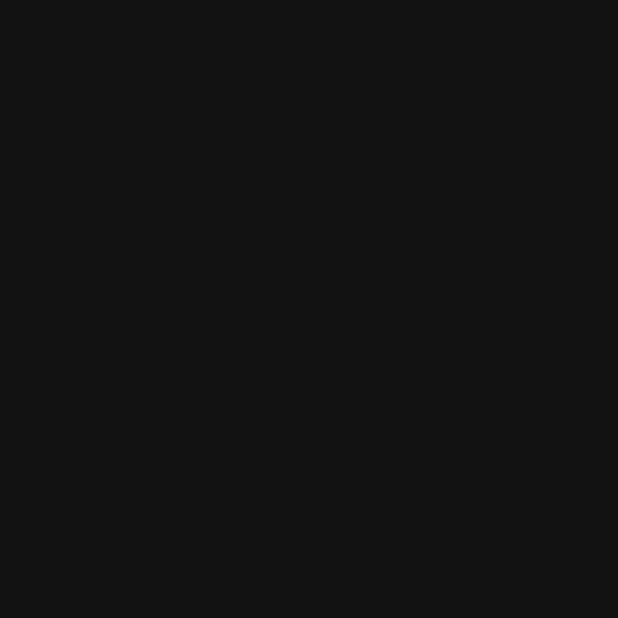
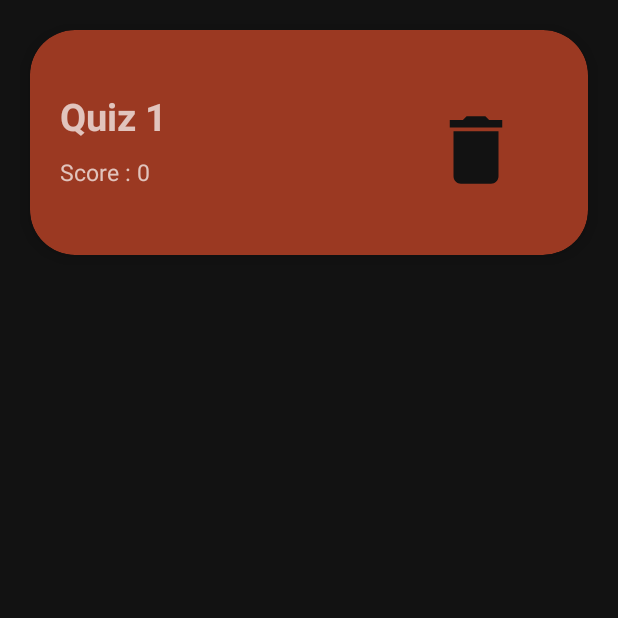
Before and after one commit to itmaybehimm/AppDevAndroid, an Android app: the QuizPreviousActivity screen opened directly, with no data from a screen before it, on a phone screen of 412 x 824 dp, the top half of it. Before the commit the part shown is empty. Run offline under Robolectric (Android 15) with nearby library versions, the phone set to English and light mode, and no system bars; our stand-ins replace Room's generated code.

Commit message:
View Quiz and delete quiz done

```diff
--- a/app/src/main/java/com/example/appdevsneha/activity/main/MainCardAdapter.kt
+++ b/app/src/main/java/com/example/appdevsneha/activity/main/MainCardAdapter.kt
@@ -21,9 +21,5 @@ class MainCardAdapter(
 
     override fun onBindViewHolder(holder: MainCardViewHolder, position: Int) {
         holder.bindNote(notes[position],clickListener,clickListenerDelete)
-//
-//        holder.itemView.setOnClickListener{
-//            clickListener(notes[position])
-//        }
     }
 }
--- a/app/src/main/java/com/example/appdevsneha/activity/quiz/QuizPreviousActivity.kt
+++ b/app/src/main/java/com/example/appdevsneha/activity/quiz/QuizPreviousActivity.kt
@@ -1,21 +1,53 @@
 package com.example.appdevsneha.activity.quiz
 
+import QuizPreviousAdapter
+import android.content.Intent
 import android.os.Bundle
 import androidx.activity.enableEdgeToEdge
 import androidx.appcompat.app.AppCompatActivity
 import androidx.core.view.ViewCompat
 import androidx.core.view.WindowInsetsCompat
+import androidx.lifecycle.LiveData
+import androidx.lifecycle.Observer
+import androidx.lifecycle.ViewModelProvider
+import androidx.recyclerview.widget.LinearLayoutManager
 import com.example.appdevsneha.R
+import com.example.appdevsneha.data.model.Quiz
+import com.example.appdevsneha.data.repository.QuizViewModel
+import com.example.appdevsneha.databinding.ActivityMainBinding
+import com.example.appdevsneha.databinding.ActivityQuizPreviousBinding
 
 class QuizPreviousActivity : AppCompatActivity() {
+    private lateinit var quizes:LiveData<List<Quiz>>
+    private lateinit var quizViewModel: QuizViewModel
+    private lateinit var  binding: ActivityQuizPreviousBinding
     override fun onCreate(savedInstanceState: Bundle?) {
         super.onCreate(savedInstanceState)
+        binding = ActivityQuizPreviousBinding.inflate(layoutInflater)
         enableEdgeToEdge()
-        setContentView(R.layout.activity_quiz_previous)
+        setContentView(binding.root)
         ViewCompat.setOnApplyWindowInsetsListener(findViewById(R.id.main)) { v, insets ->
             val systemBars = insets.getInsets(WindowInsetsCompat.Type.systemBars())
             v.setPadding(systemBars.left, systemBars.top, systemBars.right, systemBars.bottom)
             insets
         }
+
+        quizViewModel= ViewModelProvider(this)[QuizViewModel::class.java]
+        quizes=quizViewModel.readAllQuizes()
+
+        populateQuizes()
+    }
+
+    private fun populateQuizes(){
+        quizes.observe(this, Observer { quizes ->
+            if (quizes != null) {
+                binding.recyclerView.apply {
+                    layoutManager = LinearLayoutManager(applicationContext)
+                    adapter = QuizPreviousAdapter(quizes,{ quiz ->
+                        quizViewModel.deleteQuiz(quiz)
+                    })
+                }
+            }
+        })
     }
 }
--- /dev/null
+++ b/app/src/main/java/com/example/appdevsneha/activity/quiz/QuizPreviousAdapter.kt
@@ -0,0 +1,41 @@
+import android.view.LayoutInflater
+import android.view.View
+import android.view.ViewGroup
+import android.widget.TextView
+import androidx.recyclerview.widget.RecyclerView
+import com.example.appdevsneha.activity.main.MainCardViewHolder
+import com.example.appdevsneha.data.model.Note
+import com.example.appdevsneha.data.model.Quiz
+import com.example.appdevsneha.databinding.MainCardCellBinding
+import com.example.appdevsneha.databinding.QuizPreviousRowBinding
+
+class QuizPreviousAdapter(private val quizes: List<Quiz>,private val clickListenerDelete:(Quiz)->Unit) :
+    RecyclerView.Adapter<QuizPreviousAdapter.QuizPreviousViewHolder>() {
+    class QuizPreviousViewHolder(private val cellBinding: QuizPreviousRowBinding,) : RecyclerView.ViewHolder(cellBinding.root) {
+        fun bindNote(quiz: Quiz, clickListenerDelete:(Quiz)->Unit){
+            cellBinding.quizName.text = buildString {
+                append("Quiz ")
+                append(quiz.id.toString())
+            }
+            cellBinding.quizScore.text = buildString {
+                append("Score : ")
+                append(quiz.score)
+            }
+
+            cellBinding.deleteQuizButton.setOnClickListener{clickListenerDelete(quiz)}
+        }
+    }
+
+    override fun onCreateViewHolder(parent: ViewGroup, viewType: Int): QuizPreviousViewHolder {
+        val from = LayoutInflater.from(parent.context)
+        val binding= QuizPreviousRowBinding.inflate(from,parent,false)
+        return QuizPreviousViewHolder(binding)
+    }
+
+    override fun getItemCount(): Int =quizes.size
+
+    override fun onBindViewHolder(holder: QuizPreviousViewHolder, position: Int) {
+        holder.bindNote(quizes[position],clickListenerDelete)
+    }
+
+}
--- a/app/src/main/java/com/example/appdevsneha/data/db/NoteDatabase.kt
+++ b/app/src/main/java/com/example/appdevsneha/data/db/NoteDatabase.kt
@@ -12,7 +12,7 @@ import kotlinx.coroutines.launch
 
 @Database(
     entities = [Note::class, Folder::class, Quiz::class, Answer::class, Question::class],
-    version = 5
+    version = 6
 )
 abstract class NoteDatabase : RoomDatabase() {
     abstract fun noteDao(): NoteDao
--- a/app/src/main/java/com/example/appdevsneha/data/db/QuizDao.kt
+++ b/app/src/main/java/com/example/appdevsneha/data/db/QuizDao.kt
@@ -22,6 +22,6 @@ interface QuizDao {
     @Delete
     suspend fun deleteQuiz(quiz: Quiz)
 
-    @Query("SELECT * FROM quiz")
+    @Query("SELECT * FROM quiz ORDER BY id DESC")
     fun readAllQuizes():LiveData<List<Quiz>>
 }
--- a/app/src/main/java/com/example/appdevsneha/data/model/Quiz.kt
+++ b/app/src/main/java/com/example/appdevsneha/data/model/Quiz.kt
@@ -6,6 +6,8 @@ import androidx.room.PrimaryKey
 
 @Entity(tableName = "quiz")
 data class Quiz(
+    @ColumnInfo("score")
+    val score:Int=0,
     @PrimaryKey(autoGenerate = true)
     val id:Int=0
 )
--- a/app/src/main/res/layout/activity_quiz_previous.xml
+++ b/app/src/main/res/layout/activity_quiz_previous.xml
@@ -7,4 +7,15 @@
     android:layout_height="match_parent"
     tools:context=".activity.quiz.QuizPreviousActivity">
 
+
+    <androidx.recyclerview.widget.RecyclerView
+        android:id="@+id/recycler_view"
+        android:layout_width="match_parent"
+        android:layout_height="match_parent"
+        app:layout_constraintBottom_toBottomOf="parent"
+        app:layout_constraintEnd_toEndOf="parent"
+        app:layout_constraintStart_toStartOf="parent"
+        app:layout_constraintTop_toTopOf="parent"
+        android:layout_margin="10dp"/>
+
 </androidx.constraintlayout.widget.ConstraintLayout>
--- /dev/null
+++ b/app/src/main/res/layout/quiz_previous_row.xml
@@ -0,0 +1,60 @@
+<?xml version="1.0" encoding="utf-8"?>
+<LinearLayout xmlns:android="http://schemas.android.com/apk/res/android"
+    xmlns:tools="http://schemas.android.com/tools"
+    android:layout_width="match_parent"
+    android:layout_height="wrap_content"
+    xmlns:app="http://schemas.android.com/apk/res-auto">
+
+
+    <androidx.cardview.widget.CardView
+        android:layout_width="match_parent"
+        android:layout_height="150dp"
+        android:layout_margin="10dp"
+        app:cardBackgroundColor="@color/accent_2"
+
+        app:cardCornerRadius="30dp"
+        app:cardElevation="7dp">
+
+        <androidx.constraintlayout.widget.ConstraintLayout
+            android:layout_width="match_parent"
+            android:layout_height="match_parent"
+            android:orientation="vertical"
+            android:paddingHorizontal="20dp"
+            android:paddingVertical="40dp">
+
+            <TextView
+                android:id="@+id/quiz_name"
+                android:layout_width="217dp"
+                android:layout_height="44dp"
+                android:text="Quiz 1"
+                android:textSize="25sp"
+                android:textStyle="bold"
+                app:layout_constraintEnd_toEndOf="parent"
+                app:layout_constraintHorizontal_bias="0.0"
+                app:layout_constraintStart_toStartOf="parent"
+                app:layout_constraintTop_toTopOf="parent" />
+
+            <TextView
+                android:id="@+id/quiz_score"
+                android:layout_width="217dp"
+                android:layout_height="35dp"
+                android:text="Score : 5"
+                android:textSize="15sp"
+                app:layout_constraintEnd_toEndOf="parent"
+                app:layout_constraintHorizontal_bias="0.0"
+                app:layout_constraintStart_toStartOf="parent"
+                app:layout_constraintTop_toBottomOf="@+id/quiz_name" />
+
+            <android.widget.Button
+                android:id="@+id/delete_quiz_button"
+                android:layout_width="60dp"
+                android:layout_height="60dp"
+                android:background="@drawable/baseline_delete_24"
+                android:backgroundTint="@color/background"
+                app:layout_constraintBottom_toBottomOf="parent"
+                app:layout_constraintEnd_toEndOf="parent"
+                app:layout_constraintHorizontal_bias="0.91"
+                app:layout_constraintStart_toStartOf="parent" />
+        </androidx.constraintlayout.widget.ConstraintLayout>
+    </androidx.cardview.widget.CardView>
+</LinearLayout>
```
Also changed, not shown: app/src/main/java/com/example/appdevsneha/activity/quiz/QuizMainActivity.kt (+11 -2 lines), app/src/main/java/com/example/appdevsneha/activity/quiz/QuizQuestionActivity.kt (+6 -2 lines), app/src/main/res/layout/activity_main_2.xml (deleted, +0 -32 lines).
